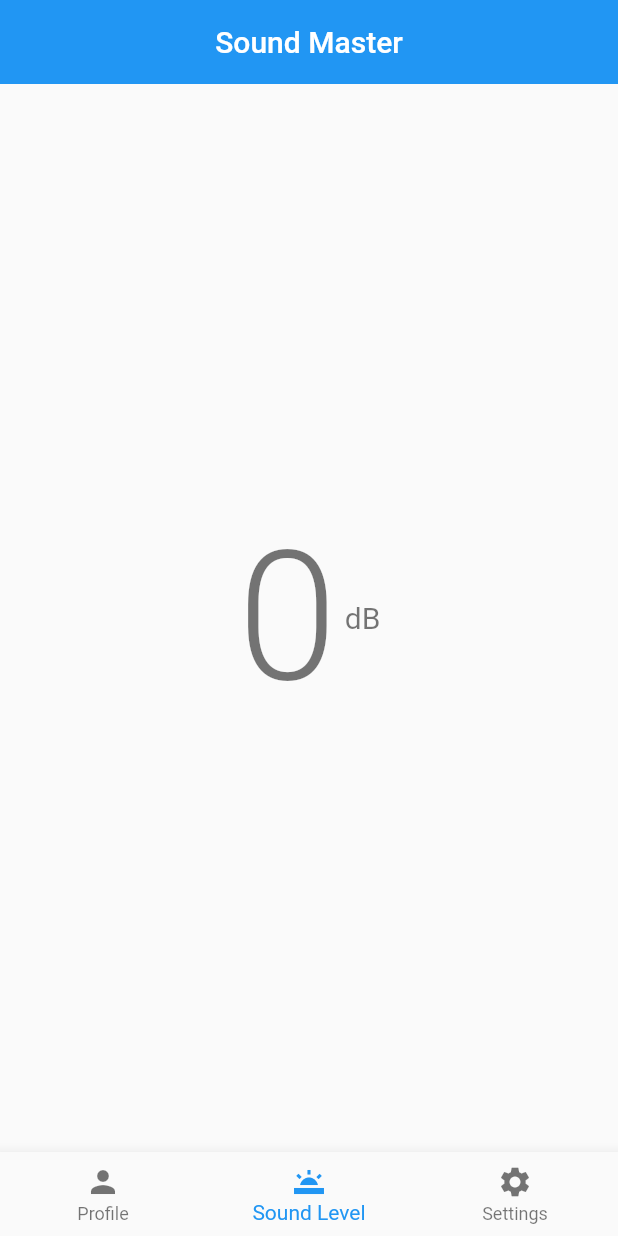
After one commit to PointZero4/FYP, a Flutter app: the Dashboard screen opened directly, on a phone screen of 412 x 824 dp. The commit adds this screen. Run offline on Flutter 3.47's test engine with Material 2 defaults, Android fonts, the phone set to English and light mode, and no system bars; our stand-ins replace animated_splash_screen, page_transition, shared_preferences, socket_io_client; accounts and stored records are empty; network calls fail.

Commit message:
dashboard

```diff
--- a/lib/dashboard.dart
+++ b/lib/dashboard.dart
@@ -1,55 +1,58 @@
-// import 'package:flutter/material.dart';
-// import 'package:sound_controller/user.dart';
-//
-// class Dashboard extends StatefulWidget {
-//
-//   @override
-//   _DashboardState createState() => _DashboardState();
-// }
-//
-// class _DashboardState extends State<Dashboard> {
-//
-//   int _currentIndex = 1;
-//   final List<Widget> _children = [
-//     UserProfile(),
-//     CurrentSound(),
-//     Settings(),
-//   ];
-//
-//   void _onTabPressed(int i) {
-//     setState(() {
-//       _currentIndex = i;
-//     });
-//   }
-//
-//   @override
-//   void initState() {
-//     super.initState();
-//   }
-//
-//   @override
-//   Widget build(BuildContext context) {
-//     return Scaffold(
-//       appBar: AppBar(
-//         automaticallyImplyLeading: false,
-//         title: Text('Sound Master'),
-//         centerTitle: true,
-//         elevation: 0,
-//       ),
-//       body: SafeArea(child: _children[_currentIndex]),
-//       bottomNavigationBar: BottomNavigationBar(
-//         selectedItemColor: kPrimaryColor,
-//         onTap: _onTabPressed,
-//         currentIndex: _currentIndex,
-//         items: [
-//           BottomNavigationBarItem(
-//               icon: Icon(Icons.person_sharp), label: 'Profile'),
-//           BottomNavigationBarItem(
-//               icon: Icon(Icons.wb_twighlight),
-//               label: 'Sound Level'),
-//           BottomNavigationBarItem(icon: Icon(Icons.settings), label: 'Settings'),
-//         ],
-//       ),
-//     );
-//   }
-// }
+import 'package:flutter/material.dart';
+import 'package:sound_controller/home/settings.dart';
+import 'package:sound_controller/home/sound.dart';
+import 'package:sound_controller/home/userProfile.dart';
+import 'package:sound_controller/user.dart';
+
+class Dashboard extends StatefulWidget {
+
+  @override
+  _DashboardState createState() => _DashboardState();
+}
+
+class _DashboardState extends State<Dashboard> {
+
+  int _currentIndex = 1;
+  final List<Widget> _children = [
+    UserProfile(),
+    CurrentSound(),
+    Settings(),
+  ];
+
+  void _onTabPressed(int i) {
+    setState(() {
+      _currentIndex = i;
+    });
+  }
+
+  @override
+  void initState() {
+    super.initState();
+  }
+
+  @override
+  Widget build(BuildContext context) {
+    return Scaffold(
+      appBar: AppBar(
+        automaticallyImplyLeading: false,
+        title: Text('Sound Master'),
+        centerTitle: true,
+        elevation: 0,
+      ),
+      body: SafeArea(child: _children[_currentIndex]),
+      bottomNavigationBar: BottomNavigationBar(
+        selectedItemColor: Colors.blue,
+        onTap: _onTabPressed,
+        currentIndex: _currentIndex,
+        items: [
+          BottomNavigationBarItem(
+              icon: Icon(Icons.person_sharp), label: 'Profile'),
+          BottomNavigationBarItem(
+              icon: Icon(Icons.wb_twighlight),
+              label: 'Sound Level'),
+          BottomNavigationBarItem(icon: Icon(Icons.settings), label: 'Settings'),
+        ],
+      ),
+    );
+  }
+}
--- /dev/null
+++ b/lib/home/sound.dart
@@ -0,0 +1,53 @@
+import 'package:flutter/material.dart';
+import 'package:socket_io_client/socket_io_client.dart' as IO;
+
+class CurrentSound extends StatefulWidget {
+  @override
+  _CurrentSoundState createState() => _CurrentSoundState();
+}
+
+class _CurrentSoundState extends State<CurrentSound> {
+  String soundLevel = '0';
+  late IO.Socket socket;
+
+  @override
+  void initState() {
+    _connect();
+    super.initState();
+  }
+
+  void _connect() {
+    socket = IO.io('http://7d9b9c136add.ngrok.io', <String, dynamic>{
+      "transports": ["websocket"],
+      "autoConnect": false
+    });
+    socket.connect();
+    socket.onConnect((data) => print("Connected"));
+    socket.on('receive_data', (data) {
+      setState(() => soundLevel = data.toString());
+    });
+  }
+
+  @override
+  Widget build(BuildContext context) {
+    socket.emit('send_data');
+    return Center(
+      child: Row(
+        mainAxisAlignment: MainAxisAlignment.center,
+        children: <Widget>[
+          Text(
+            soundLevel,
+            style: TextStyle(
+                fontWeight: FontWeight.w300,
+                fontSize: 120,
+                color: Colors.black54),
+          ),
+          Text(
+            ' dB',
+            style: TextStyle(fontSize: 20, color: Colors.black54),
+          )
+        ],
+      ),
+    );
+  }
+}
--- a/lib/models/user.dart
+++ b/lib/models/user.dart
@@ -1,4 +1,5 @@
 // import 'package:sound_kit/screens/dashboard.dart';
+import 'package:sound_controller/login.dart';
 import 'package:sound_controller/utils/api.dart';
 import 'package:sound_controller/utils/helpers.dart';
 
@@ -51,8 +52,8 @@ class User {
 
   setTokenInStorage(context, token) async {
     // set token in shared_pref
-    // storeInLocalStorage('token', token, 'str');
+    storeInLocalStorage('token', token, 'str');
     // redirect to dashboard
-    print("navigate to dashboard");
+    newPage(context, LoginPage());
   }
 }
```
Also changed, not shown: lib/home/settings.dart (added, +41 -0 lines), lib/home/userProfile.dart (added, +36 -0 lines), lib/signup.dart (+0 -30 lines).
